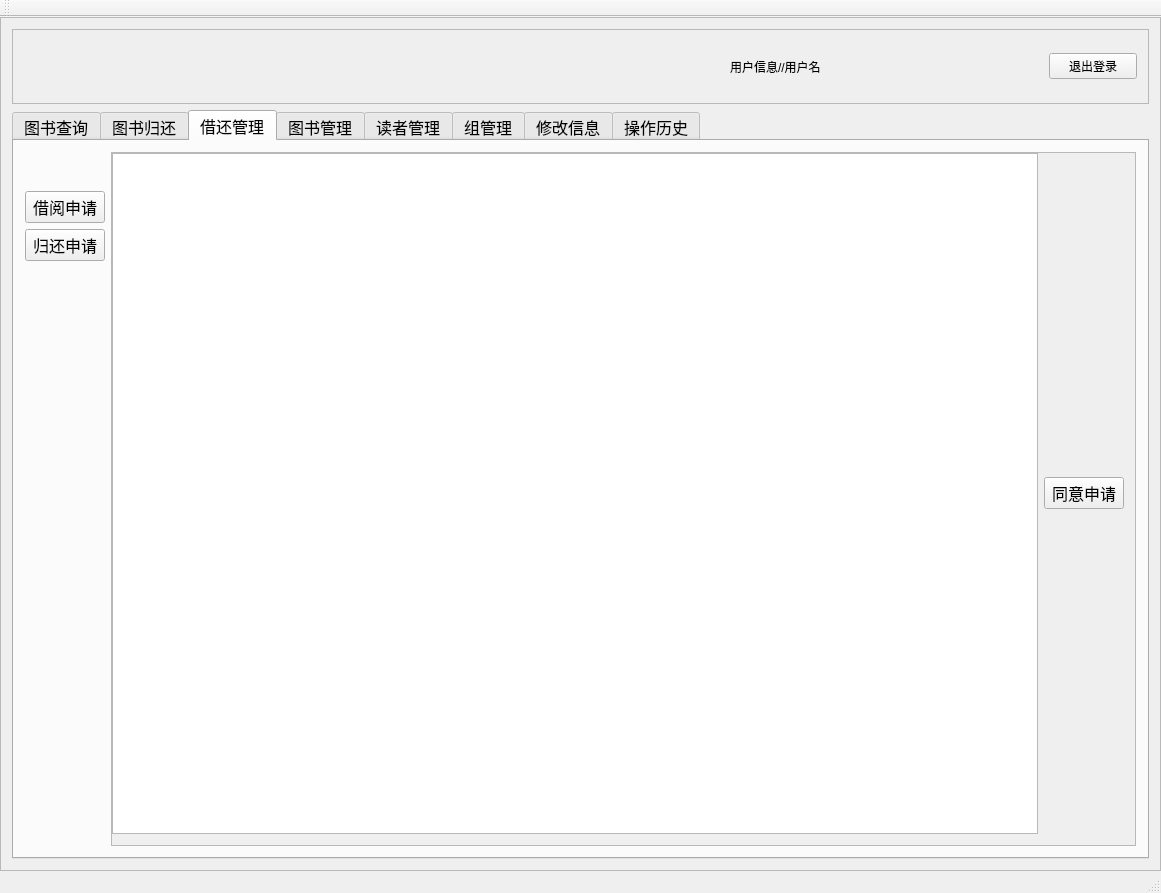
Above: reader.ui from lixiaojia2017/libclient before the change. Below: the same form after it.
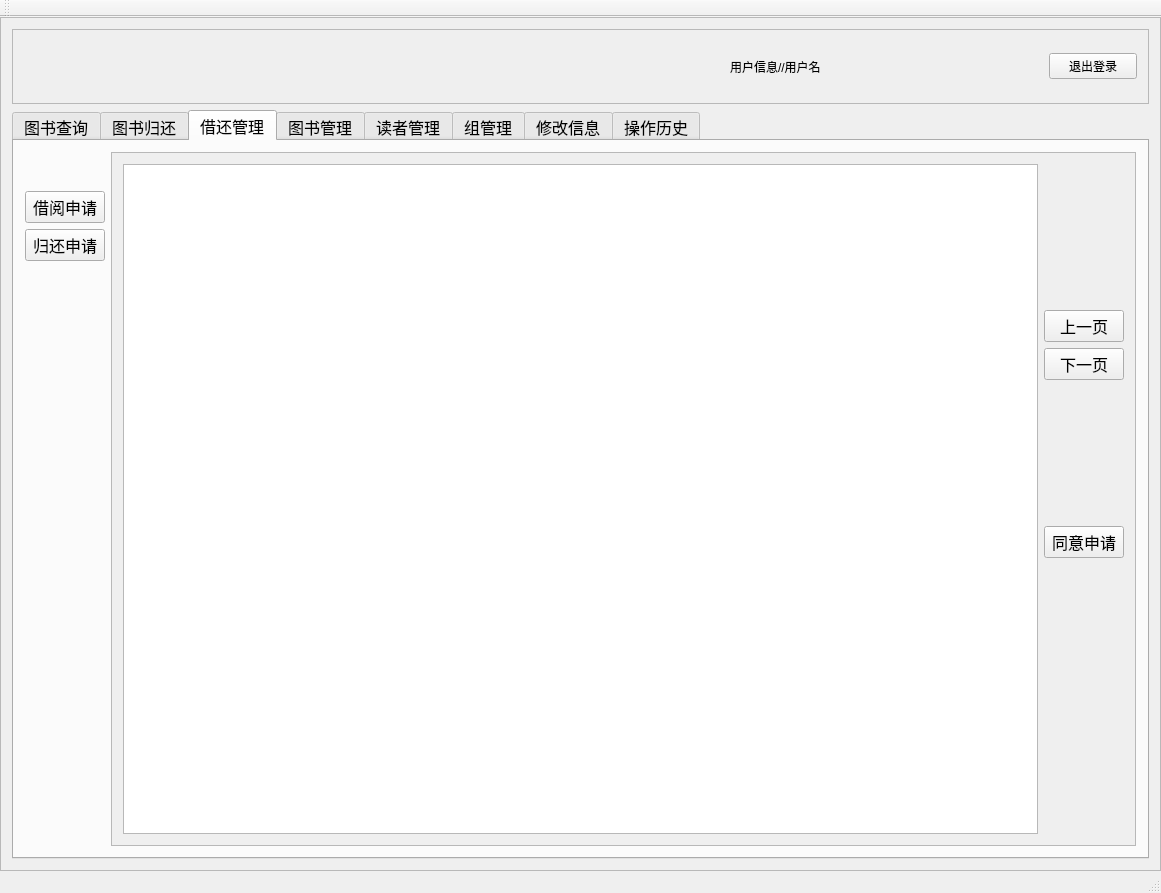
That is the form after the change. The open tabs and pages were chosen to show the change. Icons and pictures are not drawn.

Diff of the .ui file:
```diff
--- a/reader.ui
+++ b/reader.ui
@@ -41,7 +41,7 @@
          <x>0</x>
          <y>0</y>
          <width>1159</width>
-         <height>842</height>
+         <height>826</height>
         </rect>
        </property>
        <layout class="QGridLayout" name="gridLayout_8">
@@ -622,27 +622,83 @@
                         <rect>
                          <x>0</x>
                          <y>0</y>
-                         <width>1045</width>
-                         <height>712</height>
+                         <width>1007</width>
+                         <height>665</height>
                         </rect>
                        </property>
                        <layout class="QGridLayout" name="gridLayout_29">
-                        <property name="leftMargin">
-                         <number>0</number>
-                        </property>
-                        <property name="topMargin">
-                         <number>0</number>
-                        </property>
-                        <item row="0" column="0">
+                        <item row="0" column="0" rowspan="6">
                          <widget class="QTableWidget" name="searchResult_3"/>
                         </item>
                         <item row="0" column="1">
+                         <spacer name="verticalSpacer_12">
+                          <property name="orientation">
+                           <enum>Qt::Vertical</enum>
+                          </property>
+                          <property name="sizeType">
+                           <enum>QSizePolicy::Fixed</enum>
+                          </property>
+                          <property name="sizeHint" stdset="0">
+                           <size>
+                            <width>20</width>
+                            <height>108</height>
+                           </size>
+                          </property>
+                         </spacer>
+                        </item>
+                        <item row="1" column="1">
+                         <widget class="QPushButton" name="pushButton_15">
+                          <property name="text">
+                           <string>上一页</string>
+                          </property>
+                         </widget>
+                        </item>
+                        <item row="2" column="1">
+                         <widget class="QPushButton" name="pushButton_16">
+                          <property name="text">
+                           <string>下一页</string>
+                          </property>
+                         </widget>
+                        </item>
+                        <item row="3" column="1">
+                         <spacer name="verticalSpacer_13">
+                          <property name="orientation">
+                           <enum>Qt::Vertical</enum>
+                          </property>
+                          <property name="sizeType">
+                           <enum>QSizePolicy::Fixed</enum>
+                          </property>
+                          <property name="sizeHint" stdset="0">
+                           <size>
+                            <width>20</width>
+                            <height>128</height>
+                           </size>
+                          </property>
+                         </spacer>
+                        </item>
+                        <item row="4" column="1">
                          <widget class="QPushButton" name="pushButton_6">
                           <property name="text">
                            <string>同意申请</string>
                           </property>
                          </widget>
                         </item>
+                        <item row="5" column="1">
+                         <spacer name="verticalSpacer_17">
+                          <property name="orientation">
+                           <enum>Qt::Vertical</enum>
+                          </property>
+                          <property name="sizeType">
+                           <enum>QSizePolicy::Fixed</enum>
+                          </property>
+                          <property name="sizeHint" stdset="0">
+                           <size>
+                            <width>20</width>
+                            <height>276</height>
+                           </size>
+                          </property>
+                         </spacer>
+                        </item>
                        </layout>
                       </widget>
                      </widget>
```
Left out of the diff: 395 changed lines with no effect on the pictures.
